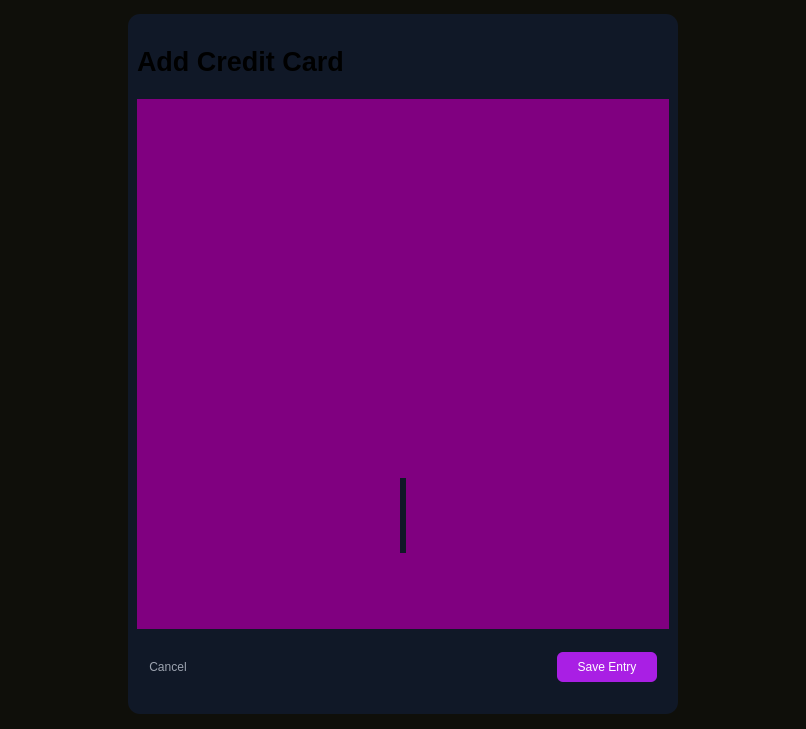
First picture: the form in src/mainContent/creditcardform.ui, repository Keypr-org/qt_client, before the edit.
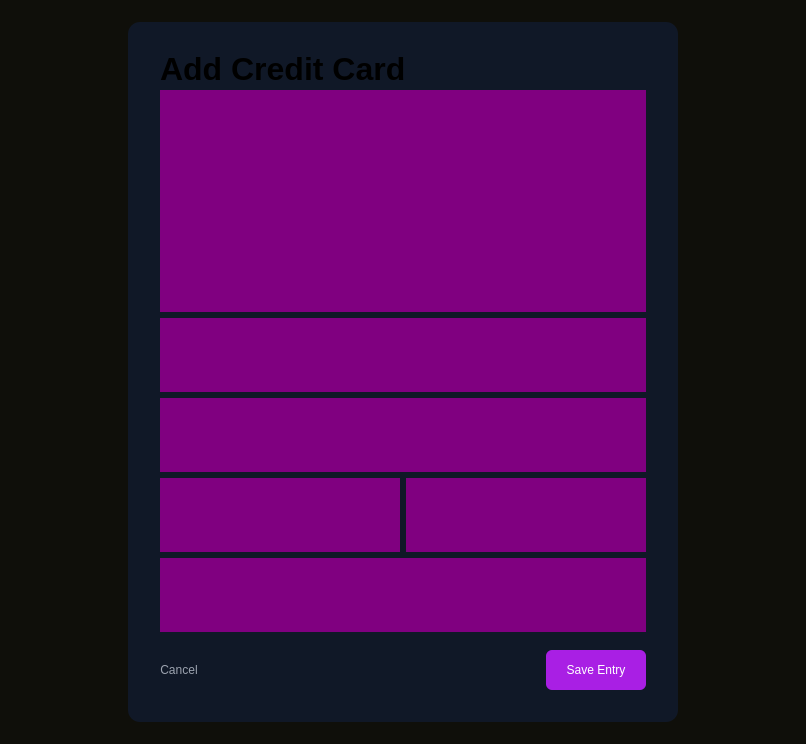
Second picture: the form after the edit. Custom widgets are drawn as their Qt base class.

The edit to the form file:
```diff
--- a/src/mainContent/creditcardform.ui
+++ b/src/mainContent/creditcardform.ui
@@ -7,7 +7,7 @@
     <x>0</x>
     <y>0</y>
     <width>806</width>
-    <height>729</height>
+    <height>744</height>
    </rect>
   </property>
   <property name="windowTitle">
@@ -42,6 +42,21 @@
 </string>
   </property>
   <layout class="QGridLayout" name="gridLayout">
+   <property name="leftMargin">
+    <number>0</number>
+   </property>
+   <property name="topMargin">
+    <number>0</number>
+   </property>
+   <property name="rightMargin">
+    <number>0</number>
+   </property>
+   <property name="bottomMargin">
+    <number>0</number>
+   </property>
+   <property name="spacing">
+    <number>0</number>
+   </property>
    <item row="1" column="2">
     <spacer name="horizontalSpacer_2">
      <property name="orientation">
@@ -110,19 +125,37 @@
      </property>
      <layout class="QVBoxLayout" name="verticalLayout" stretch="1,3,1,1,1,1,1">
       <property name="spacing">
-       <number>0</number>
+       <number>-1</number>
+      </property>
+      <property name="leftMargin">
+       <number>32</number>
+      </property>
+      <property name="topMargin">
+       <number>32</number>
+      </property>
+      <property name="rightMargin">
+       <number>32</number>
+      </property>
+      <property name="bottomMargin">
+       <number>32</number>
       </property>
       <item>
        <widget class="QLabel" name="titleLabel">
         <property name="minimumSize">
          <size>
           <width>0</width>
-          <height>60</height>
+          <height>30</height>
+         </size>
+        </property>
+        <property name="maximumSize">
+         <size>
+          <width>16777215</width>
+          <height>30</height>
          </size>
         </property>
         <property name="font">
          <font>
-          <pointsize>20</pointsize>
+          <pointsize>24</pointsize>
           <bold>true</bold>
          </font>
         </property>
@@ -130,7 +163,10 @@
          <string>Add Credit Card</string>
         </property>
         <property name="margin">
-         <number>12</number>
+         <number>0</number>
+        </property>
+        <property name="indent">
+         <number>0</number>
         </property>
        </widget>
       </item>
@@ -182,15 +218,21 @@
       </item>
       <item>
        <widget class="QWidget" name="widget" native="true">
+        <property name="maximumSize">
+         <size>
+          <width>16777215</width>
+          <height>52</height>
+         </size>
+        </property>
         <layout class="QHBoxLayout" name="horizontalLayout_2">
          <property name="leftMargin">
-          <number>12</number>
+          <number>0</number>
          </property>
          <property name="topMargin">
-          <number>0</number>
+          <number>12</number>
          </property>
          <property name="rightMargin">
-          <number>12</number>
+          <number>0</number>
          </property>
          <property name="bottomMargin">
           <number>0</number>
@@ -223,7 +265,7 @@
            <property name="minimumSize">
             <size>
              <width>100</width>
-             <height>30</height>
+             <height>40</height>
             </size>
            </property>
            <property name="cursor">
@@ -243,36 +285,36 @@
   </layout>
  </widget>
  <customwidgets>
-  <customwidget>
-   <class>Card</class>
-   <extends>QWidget</extends>
-   <header>component/card.h</header>
-   <container>1</container>
-  </customwidget>
-  <customwidget>
-   <class>CardNumberInput</class>
-   <extends>QWidget</extends>
-   <header>component/cardnumberinput.h</header>
-   <container>1</container>
-  </customwidget>
-  <customwidget>
-   <class>LineTextInput</class>
-   <extends>QWidget</extends>
-   <header>component/linetextinput.h</header>
-   <container>1</container>
-  </customwidget>
   <customwidget>
    <class>PasswordInput</class>
    <extends>QWidget</extends>
    <header>component/passwordinput.h</header>
    <container>1</container>
   </customwidget>
+  <customwidget>
+   <class>LineTextInput</class>
+   <extends>QWidget</extends>
+   <header>component/linetextinput.h</header>
+   <container>1</container>
+  </customwidget>
   <customwidget>
    <class>TextInput</class>
    <extends>QWidget</extends>
    <header>component/textinput.h</header>
    <container>1</container>
   </customwidget>
+  <customwidget>
+   <class>Card</class>
+   <extends>QWidget</extends>
+   <header>component/card.h</header>
+   <container>1</container>
+  </customwidget>
+  <customwidget>
+   <class>CardNumberInput</class>
+   <extends>QWidget</extends>
+   <header>component/cardnumberinput.h</header>
+   <container>1</container>
+  </customwidget>
  </customwidgets>
  <resources/>
  <connections/>
```
